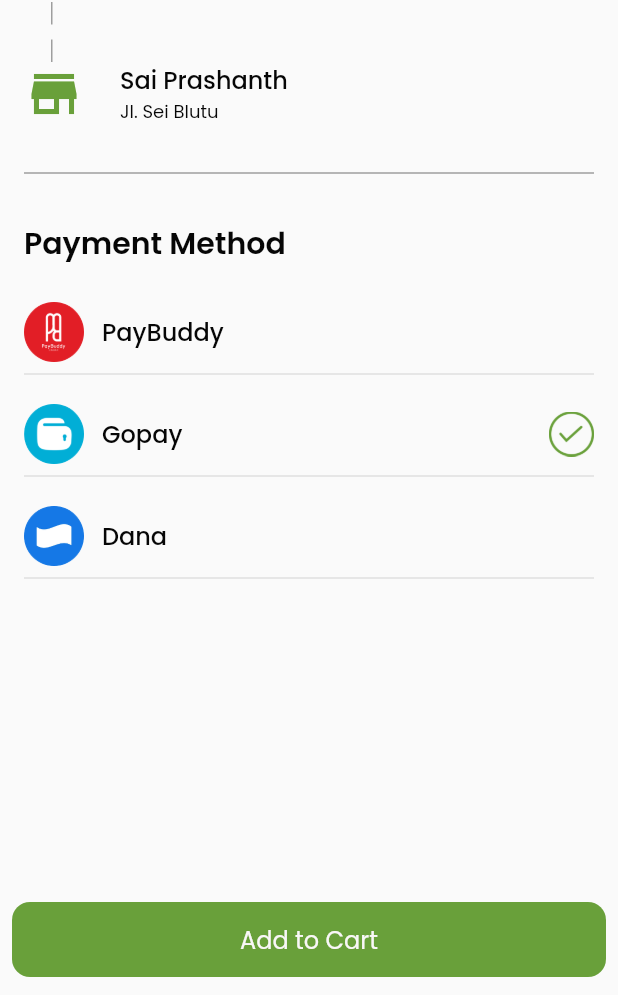
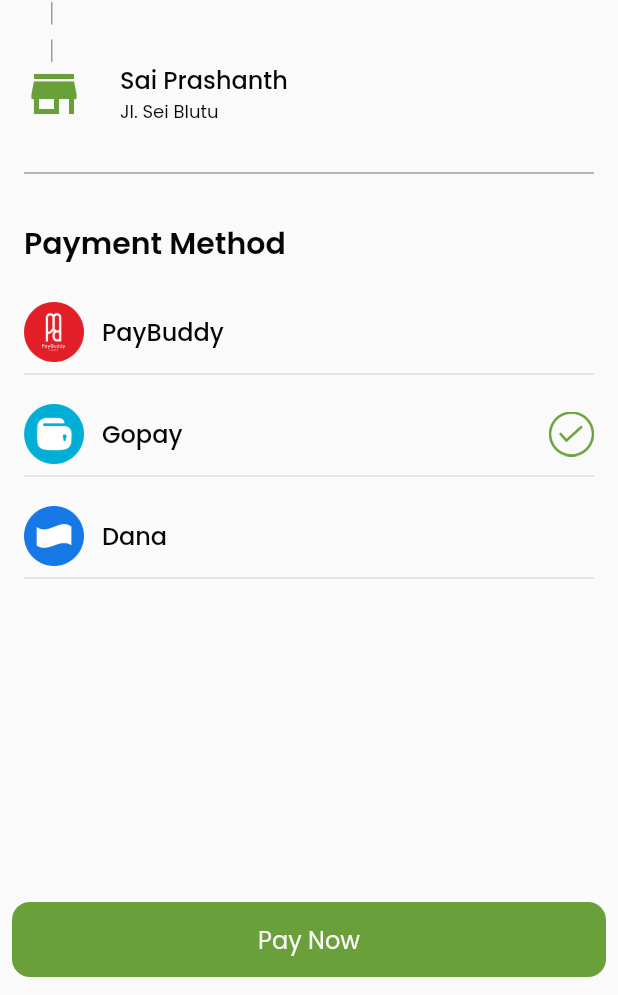
Before and after one commit to saizdx2010/vegetable, a Flutter app: the PaymentView screen opened directly, on a phone screen of 412 x 824 dp, the part 241-1236 px from its top. Run offline on Flutter 3.47's test engine with Material 2 defaults, Android fonts, the phone set to English and light mode, and no system bars; drawn by our look-alikes of flutter_dash; our stand-ins replace get, google_fonts, sqflite; accounts and stored records are empty.

Commit message:
Tweaks - 1

```diff
--- a/lib/app/modules/home/views/parts/product_detail_view.dart
+++ b/lib/app/modules/home/views/parts/product_detail_view.dart
@@ -59,7 +59,9 @@
                 // add to cart
                 Expanded(
                   child: GestureDetector(
-                    child: PrimaryButton(),
+                    child: PrimaryButton(
+                      buttonText: "Add to Cart",
+                    ),
                     onTap: () async {
                       await DatabaseHelper.instance.insertCart(
                         // insert to database
--- a/lib/app/modules/parts/payment_view.dart
+++ b/lib/app/modules/parts/payment_view.dart
@@ -32,7 +32,9 @@
                 children: [
                   Expanded(
                     child: GestureDetector(
-                      child: PrimaryButton(),
+                      child: PrimaryButton(
+                        buttonText: "Pay Now",
+                      ),
                       onTap: () async {
                         // insert transaction
                         await DatabaseHelper.instance.insertPayment(
@@ -40,8 +42,11 @@
                             price: controller.totalPrice,
                             paymentMethod: controller.paymentMethod,
                             date: DateTime.now(),
+                            status: "Paid",
                           ),
                         );
+                        await DatabaseHelper.instance.deleteAllCart();
+                        controller.totalPrice = 0;
                         Get.to(() => LoadingPayment());
                       },
                     ),
--- a/lib/components/buttons.dart
+++ b/lib/components/buttons.dart
@@ -5,9 +5,12 @@
 import '../ui/text_styles.dart';
 
 class PrimaryButton extends StatelessWidget {
-  const PrimaryButton({
+  PrimaryButton({
     Key? key,
+    this.buttonText,
   }) : super(key: key);
+
+  String? buttonText;
 
   @override
   Widget build(BuildContext context) {
@@ -19,7 +22,7 @@
       ),
       child: Center(
         child: Text(
-          "Add to Cart",
+          "${buttonText ?? "Button"}",
           style: GoogleFonts.poppins(
             textStyle: bodyStyle.copyWith(color: KTextLightColor),
           ),
--- a/lib/models/payment.dart
+++ b/lib/models/payment.dart
@@ -2,11 +2,13 @@
   final double? price;
   final String? paymentMethod;
   final DateTime? date;
+  final String? status;
 
   Payment({
     this.price,
     this.paymentMethod,
     this.date,
+    this.status,
   });
 
   factory Payment.fromJson(Map<String, dynamic> json) {
@@ -14,6 +16,7 @@
       price: json['price'],
       paymentMethod: json['paymentMethod'],
       date: DateTime.parse(json['date']),
+      status: json['status'],
     );
   }
 
@@ -22,6 +25,7 @@
       'price': price,
       'paymentMethod': paymentMethod,
       'date': date!.toIso8601String(),
+      'status': status,
     };
   }
 }
```
Also changed, not shown: lib/database/database.dart (+8 -2 lines).
